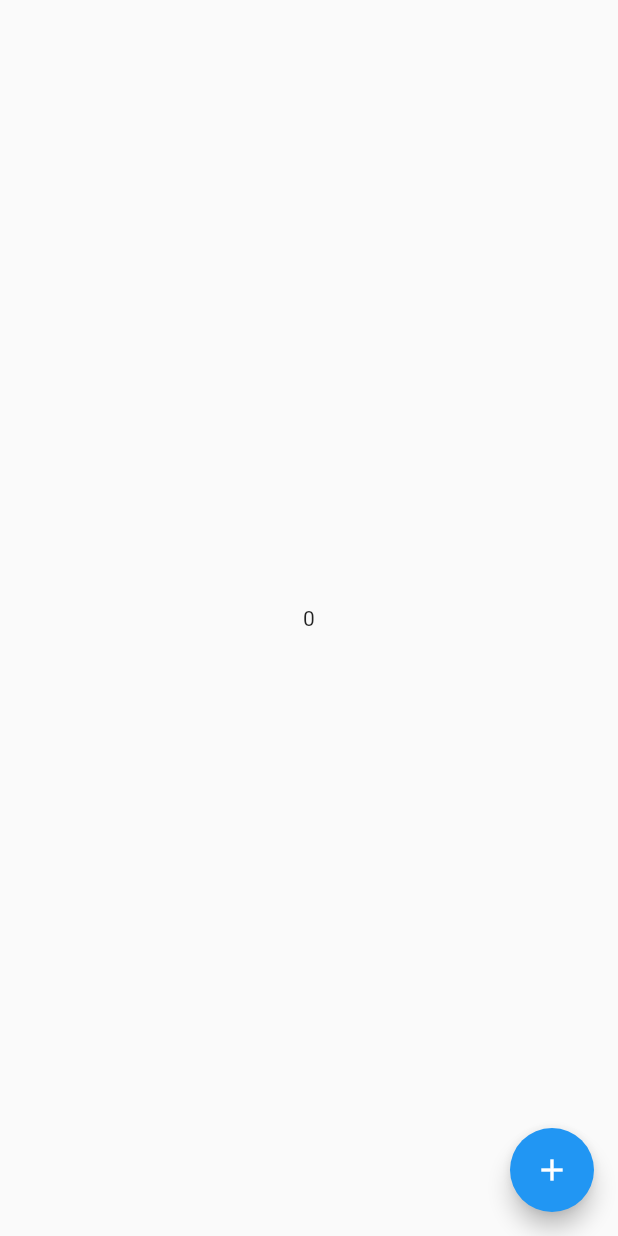
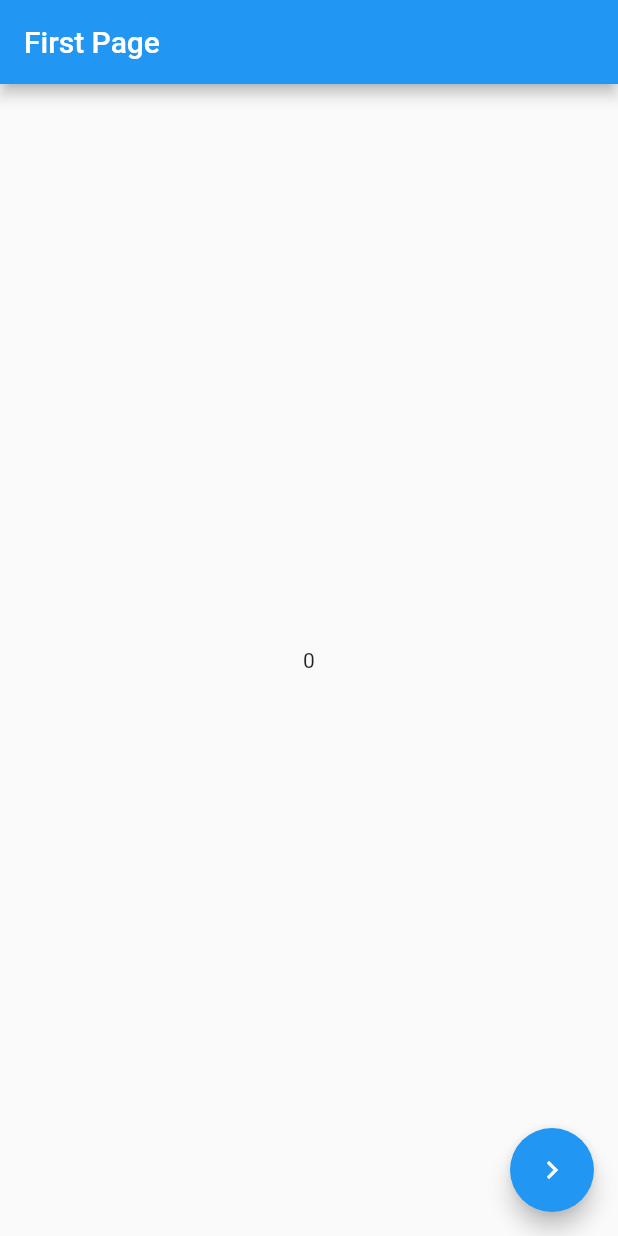
Before and after one commit to chooyan-eng/global_variable_counter, a Flutter app: the screen it shows after launch, on a phone screen of 412 x 824 dp. Run offline on Flutter 3.47's test engine with Material 2 defaults, Android fonts, the phone set to English and light mode, and no system bars.

```diff
--- /dev/null
+++ b/lib/first_page.dart
@@ -0,0 +1,32 @@
+import 'package:flutter/material.dart';
+import 'package:global_variable_counter/main.dart';
+import 'package:global_variable_counter/second_page.dart';
+
+class FirstPage extends StatefulWidget {
+  const FirstPage({super.key});
+
+  @override
+  State<FirstPage> createState() => _FirstPageState();
+}
+
+class _FirstPageState extends State<FirstPage> {
+  @override
+  Widget build(BuildContext context) {
+    return Scaffold(
+      appBar: AppBar(title: const Text('First Page')),
+      body: Center(
+        child: Text(counter.toString()),
+      ),
+      floatingActionButton: FloatingActionButton(
+        child: const Icon(Icons.navigate_next_outlined),
+        onPressed: () {
+          Navigator.of(context).push(
+            MaterialPageRoute(
+              builder: (_) => const SecondPage(),
+            ),
+          );
+        },
+      ),
+    );
+  }
+}
--- a/lib/main.dart
+++ b/lib/main.dart
@@ -1,4 +1,5 @@
 import 'package:flutter/material.dart';
+import 'package:global_variable_counter/first_page.dart';
 
 void main() => runApp(const MainApp());
 
@@ -14,18 +15,8 @@ class MainApp extends StatefulWidget {
 class _MainAppState extends State<MainApp> {
   @override
   Widget build(BuildContext context) {
-    return MaterialApp(
-      home: Scaffold(
-        body: Center(
-          child: Text(counter.toString()),
-        ),
-        floatingActionButton: FloatingActionButton(
-          child: const Icon(Icons.add),
-          onPressed: () {
-            setState(() => counter++);
-          },
-        ),
-      ),
+    return const MaterialApp(
+      home: FirstPage(),
     );
   }
 }
```
Also changed, not shown: lib/second_page.dart (added, +27 -0 lines).
